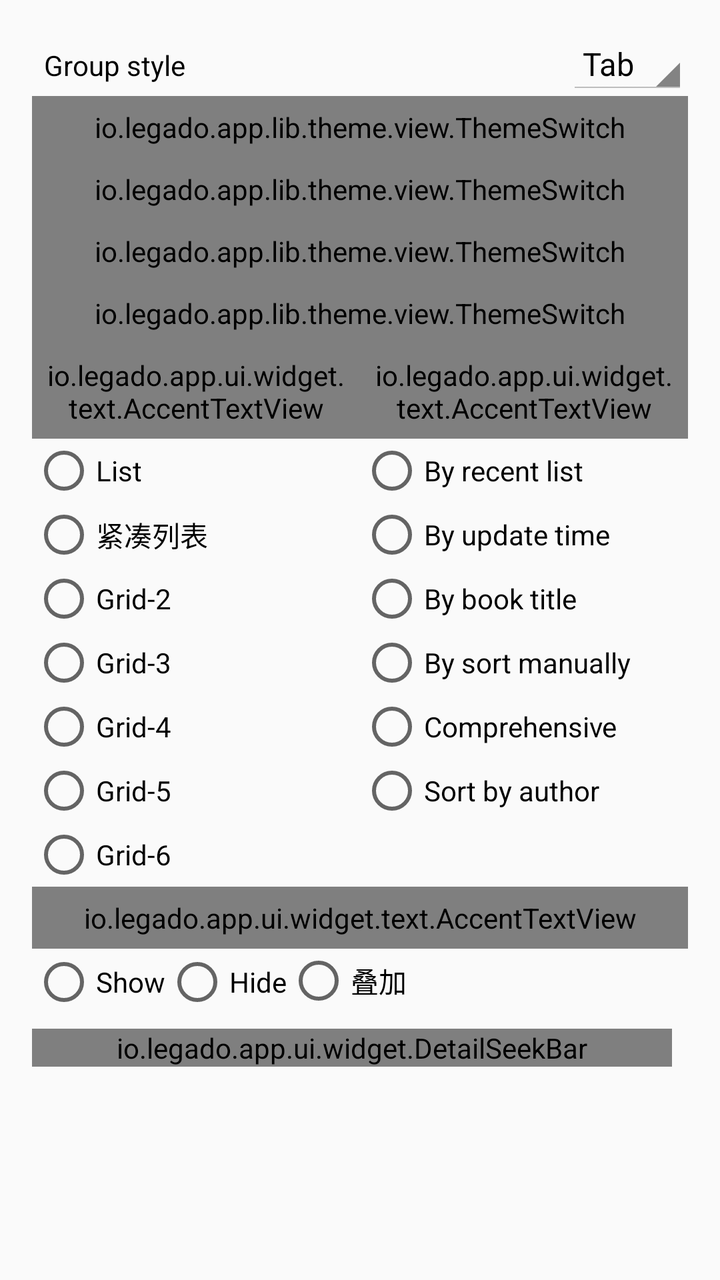
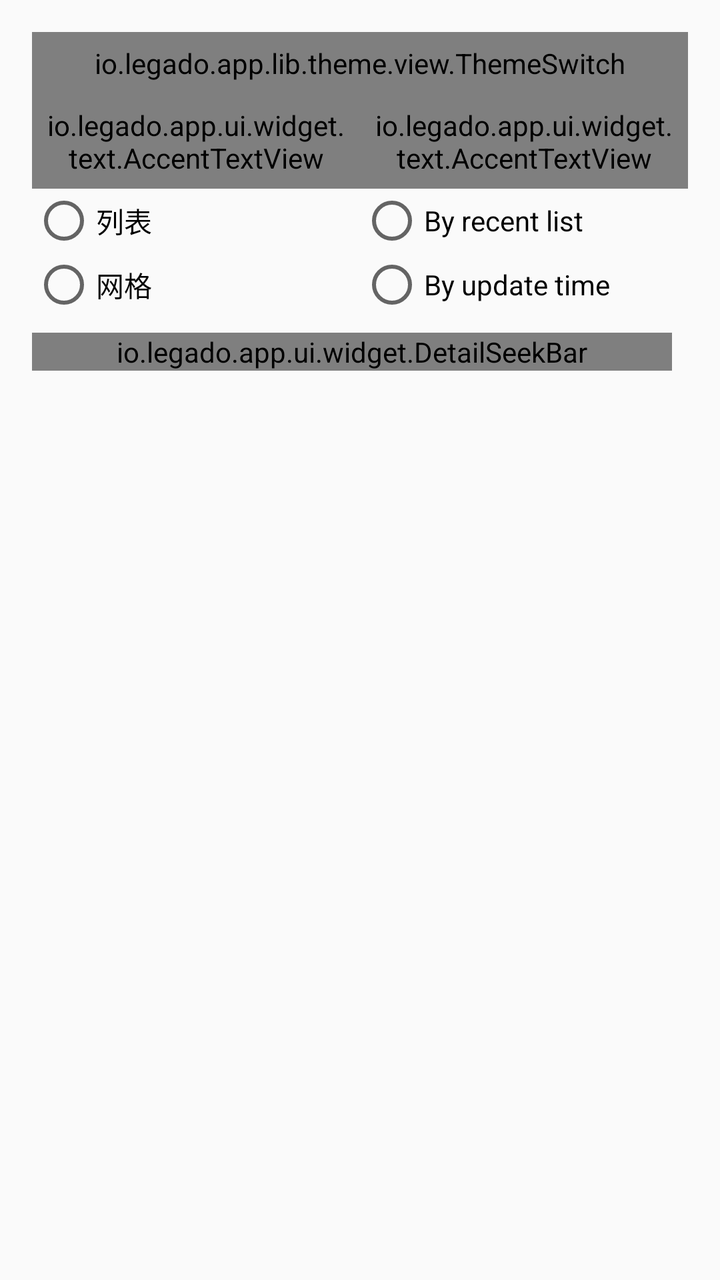

An Android layout rendered at two revisions. The XML below is the earlier revision; the diff shows what the commit changed to produce the second picture.
<!-- AndroidManifest.xml: application theme AppTheme.Light -->
<!-- res/layout/dialog_bookshelf_config.xml -->
<?xml version="1.0" encoding="utf-8"?>
<androidx.core.widget.NestedScrollView xmlns:android="http://schemas.android.com/apk/res/android"
    xmlns:app="http://schemas.android.com/apk/res-auto"
    xmlns:tools="http://schemas.android.com/tools"
    android:layout_width="match_parent"
    android:layout_height="wrap_content">

    <androidx.constraintlayout.widget.ConstraintLayout
        android:layout_width="match_parent"
        android:layout_height="wrap_content"
        android:padding="16dp">

        <LinearLayout
            android:id="@+id/ll_group_style"
            android:layout_width="match_parent"
            android:layout_height="wrap_content"
            android:orientation="horizontal"
            app:layout_constraintTop_toTopOf="parent">

            <TextView
                android:layout_width="0dp"
                android:layout_height="wrap_content"
                android:layout_weight="1"
                android:padding="6dp"
                android:text="@string/group_style"
                android:textColor="@color/primaryText" />

            <androidx.appcompat.widget.AppCompatSpinner
                android:id="@+id/sp_group_style"
                android:layout_width="wrap_content"
                android:layout_height="wrap_content"
                android:entries="@array/group_style"
                android:theme="@style/Spinner"
                tools:ignore="TouchTargetSizeCheck" />

        </LinearLayout>

        <io.legado.app.lib.theme.view.ThemeSwitch
            android:id="@+id/sw_show_unread"
            android:layout_width="match_parent"
            android:layout_height="wrap_content"
            android:padding="6dp"
            android:text="@string/show_unread"
            app:layout_constraintTop_toBottomOf="@+id/ll_group_style"
            tools:ignore="TouchTargetSizeCheck" />

        <io.legado.app.lib.theme.view.ThemeSwitch
            android:id="@+id/sw_show_last_update_time"
            android:layout_width="match_parent"
            android:layout_height="wrap_content"
            android:padding="6dp"
            android:text="@string/show_last_update_time"
            app:layout_constraintTop_toBottomOf="@+id/sw_show_unread"
            tools:ignore="TouchTargetSizeCheck" />

        <io.legado.app.lib.theme.view.ThemeSwitch
            android:id="@+id/sw_show_wait_up_books"
            android:layout_width="match_parent"
            android:layout_height="wrap_content"
            android:padding="6dp"
            android:text="@string/show_wait_up_count"
            app:layout_constraintTop_toBottomOf="@+id/sw_show_last_update_time"
            tools:ignore="TouchTargetSizeCheck" />

        <io.legado.app.lib.theme.view.ThemeSwitch
            android:id="@+id/sw_show_bookshelf_fast_scroller"
            android:layout_width="match_parent"
            android:layout_height="wrap_content"
            android:padding="6dp"
            android:text="@string/show_bookshelf_fast_scroller"
            app:layout_constraintTop_toBottomOf="@+id/sw_show_wait_up_books"
            tools:ignore="TouchTargetSizeCheck" />

        <LinearLayout
            android:id="@+id/ll_layout"
            android:layout_width="0dp"
            android:layout_height="wrap_content"
            android:orientation="vertical"
            app:layout_constraintLeft_toLeftOf="parent"
            app:layout_constraintRight_toLeftOf="@+id/ll_sort"
            app:layout_constraintTop_toBottomOf="@+id/sw_show_bookshelf_fast_scroller">

            <io.legado.app.ui.widget.text.AccentTextView
                android:layout_width="match_parent"
                android:layout_height="match_parent"
                android:padding="6dp"
                android:text="@string/view"
                android:textSize="16sp" />

            <RadioGroup
                android:id="@+id/rg_layout"
                android:layout_width="match_parent"
                android:layout_height="wrap_content"
                android:orientation="vertical">

                <RadioButton
                    android:layout_width="match_parent"
                    android:layout_height="wrap_content"
                    android:text="@string/layout_list"
                    tools:ignore="TouchTargetSizeCheck" />

                <RadioButton
                    android:layout_width="match_parent"
                    android:layout_height="wrap_content"
                    android:text="@string/layout_list_compact"
                    tools:ignore="TouchTargetSizeCheck" />

                <RadioButton
                    android:layout_width="match_parent"
                    android:layout_height="wrap_content"
                    android:text="@string/layout_grid2"
                    tools:ignore="TouchTargetSizeCheck" />

                <RadioButton
                    android:layout_width="match_parent"
                    android:layout_height="wrap_content"
                    android:text="@string/layout_grid3"
                    tools:ignore="TouchTargetSizeCheck" />

                <RadioButton
                    android:layout_width="match_parent"
                    android:layout_height="wrap_content"
                    android:text="@string/layout_grid4"
                    tools:ignore="TouchTargetSizeCheck" />

                <RadioButton
                    android:layout_width="match_parent"
                    android:layout_height="wrap_content"
                    android:text="@string/layout_grid5"
                    tools:ignore="TouchTargetSizeCheck" />

                <RadioButton
                    android:layout_width="match_parent"
                    android:layout_height="wrap_content"
                    android:text="@string/layout_grid6"
                    tools:ignore="TouchTargetSizeCheck" />
            </RadioGroup>

        </LinearLayout>

        <LinearLayout
            android:id="@+id/ll_sort"
            android:layout_width="0dp"
            android:layout_height="wrap_content"
            android:orientation="vertical"
            app:layout_constraintLeft_toRightOf="@+id/ll_layout"
            app:layout_constraintRight_toRightOf="parent"
            app:layout_constraintTop_toBottomOf="@id/sw_show_bookshelf_fast_scroller">

            <io.legado.app.ui.widget.text.AccentTextView
                android:layout_width="match_parent"
                android:layout_height="match_parent"
                android:padding="6dp"
                android:text="@string/sort"
                android:textSize="16sp" />

            <RadioGroup
                android:id="@+id/rg_sort"
                android:layout_width="match_parent"
                android:layout_height="wrap_content"
                android:orientation="vertical">

                <RadioButton
                    android:layout_width="match_parent"
                    android:layout_height="wrap_content"
                    android:text="@string/bookshelf_px_0"
                    tools:ignore="TouchTargetSizeCheck" />

                <RadioButton
                    android:layout_width="match_parent"
                    android:layout_height="wrap_content"
                    android:text="@string/bookshelf_px_1"
                    tools:ignore="TouchTargetSizeCheck" />

                <RadioButton
                    android:layout_width="match_parent"
                    android:layout_height="wrap_content"
                    android:text="@string/bookshelf_px_2"
                    tools:ignore="TouchTargetSizeCheck" />

                <RadioButton
                    android:layout_width="match_parent"
                    android:layout_height="wrap_content"
                    android:text="@string/bookshelf_px_3"
                    tools:ignore="TouchTargetSizeCheck" />

                <RadioButton
                    android:layout_width="match_parent"
                    android:layout_height="wrap_content"
                    android:text="@string/bookshelf_px_4"
                    tools:ignore="TouchTargetSizeCheck" />

                <RadioButton
                    android:layout_width="match_parent"
                    android:layout_height="wrap_content"
                    android:text="@string/bookshelf_px_5"
                    tools:ignore="TouchTargetSizeCheck" />

            </RadioGroup>

        </LinearLayout>

        <LinearLayout
            android:id="@+id/book_name_choice"
            android:layout_width="match_parent"
            android:layout_height="match_parent"
            android:orientation="vertical"
            app:layout_constraintTop_toBottomOf="@+id/ll_layout">

            <io.legado.app.ui.widget.text.AccentTextView
                android:layout_width="match_parent"
                android:layout_height="match_parent"
                android:padding="6dp"
                android:text="@string/book_name"
                android:textSize="16sp" />

            <RadioGroup
                android:id="@+id/rgb_layout"
                android:layout_width="match_parent"
                android:layout_height="wrap_content"
                android:orientation="horizontal">

                <RadioButton
                    android:layout_width="wrap_content"
                    android:layout_height="wrap_content"
                    android:text="@string/show"
                    tools:ignore="TouchTargetSizeCheck" />

                <RadioButton
                    android:layout_width="wrap_content"
                    android:layout_height="wrap_content"
                    android:text="@string/hide"
                    tools:ignore="TouchTargetSizeCheck" />

                <RadioButton
                    android:layout_width="wrap_content"
                    android:layout_height="wrap_content"
                    android:text="@string/overlay"
                    tools:ignore="TouchTargetSizeCheck" />

            </RadioGroup>
        </LinearLayout>

        <io.legado.app.ui.widget.DetailSeekBar
            android:id="@+id/margin"
            android:layout_width="match_parent"
            android:layout_height="wrap_content"
            android:layout_marginTop="8dp"
            android:layout_marginEnd="8dp"
            app:layout_constraintBottom_toBottomOf="parent"
            app:layout_constraintTop_toBottomOf="@+id/book_name_choice"
            app:max="60"
            app:title="@string/margin" />

    </androidx.constraintlayout.widget.ConstraintLayout>
</androidx.core.widget.NestedScrollView>
<!-- resources referenced by this layout -->
<resources>
  <string-array name="group_style">
  		<item>Tab</item>
  		<item>Folder</item>
  	</string-array>
  <color name="primaryText">#000000</color>
  <string name="book_name">Title</string>
  <string name="bookshelf_px_0">By recent list</string>
  <string name="bookshelf_px_1">By update time</string>
  <string name="bookshelf_px_2">By book title</string>
  <string name="bookshelf_px_3">By sort manually</string>
  <string name="bookshelf_px_4">Comprehensive</string>
  <string name="bookshelf_px_5">Sort by author</string>
  <string name="group_style">Group style</string>
  <string name="hide">Hide</string>
  <string name="layout_grid2">Grid-2</string>
  <string name="layout_grid3">Grid-3</string>
  <string name="layout_grid4">Grid-4</string>
  <string name="layout_grid5">Grid-5</string>
  <string name="layout_grid6">Grid-6</string>
  <string name="layout_list">List</string>
  <string name="layout_list_compact">紧凑列表</string>
  <string name="margin">间距</string>
  <string name="overlay">叠加</string>
  <string name="show">Show</string>
  <string name="show_bookshelf_fast_scroller">Show quick scroll bar</string>
  <string name="show_last_update_time">Show last updated time</string>
  <string name="show_unread">Show unread flag</string>
  <string name="show_wait_up_count">Display the number of pending updates</string>
  <string name="sort">Sort</string>
  <string name="view">View</string>
  <style name="Spinner" parent="android:Theme.Holo.Light" />
  
      //**********System Style******************//
  <style name="AppTheme.Light" parent="Base.AppTheme">
          <item name="actionBarStyle">@style/AppTheme.AppBarOverlay.Light</item>
      </style>
  <style name="Base.AppTheme" parent="Theme.AppCompat.DayNight.NoActionBar">
          <item name="colorPrimary">@color/primary</item>
          <item name="colorPrimaryDark">@color/primaryDark</item>
          <item name="colorAccent">@color/accent</item>
          <item name="actionOverflowMenuStyle">@style/Style.PopupMenu</item>
          <item name="android:itemTextAppearance">@style/Style.MenuItemText</item>
          <item name="android:popupMenuStyle">@style/Style.PopupMenu</item>
          <item name="android:statusBarColor">@color/transparent</item>
          <item name="android:windowDrawsSystemBarBackgrounds">true</item>
      </style>
  <style name="AppTheme.AppBarOverlay.Light" parent="ThemeOverlay.AppCompat.Light">
          <item name="colorAccent">@color/md_grey_900</item>
      </style>
  <color name="primary">#FFFFFF</color>
  <color name="primaryDark">@color/md_light_blue_700</color>
  <color name="accent">#000000</color>
  <style name="Style.PopupMenu" parent="Widget.AppCompat.PopupMenu">
          <item name="android:popupBackground">@drawable/bg_popup_menu</item>
      </style>
  <style name="Style.MenuItemText" parent="@android:style/TextAppearance.Widget.IconMenu.Item">
          <item name="android:textColor">@color/menu_color_default</item>
          <item name="android:textSize">16sp</item>
      </style>
  <color name="transparent">#00000000</color>
  <color name="md_grey_900">#212121</color>
  <color name="md_light_blue_700">#0288D1</color>
  <!-- drawable bg_popup_menu (drawable) -->
  <?xml version="1.0" encoding="utf-8"?>
  <shape xmlns:android="http://schemas.android.com/apk/res/android"
         android:shape="rectangle">
  
      <solid android:color="@color/background_menu"/>
  
      <corners android:radius="2dp"/>
  
  </shape>
  <color name="menu_color_default">#000000</color>
  <color name="background_menu">@color/md_grey_200</color>
  <color name="md_grey_200">#EEEEEE</color>
</resources>

<!-- the commit's change to res/layout/dialog_bookshelf_config.xml (unified diff, before → after) -->
@@ -10,11 +10,13 @@
         android:layout_height="wrap_content"
         android:padding="16dp">
 
+        
         <LinearLayout
             android:id="@+id/ll_group_style"
             android:layout_width="match_parent"
             android:layout_height="wrap_content"
             android:orientation="horizontal"
+            android:visibility="gone"
             app:layout_constraintTop_toTopOf="parent">
 
             <TextView
@@ -35,6 +37,7 @@
 
         </LinearLayout>
 
+        
         <io.legado.app.lib.theme.view.ThemeSwitch
             android:id="@+id/sw_show_unread"
             android:layout_width="match_parent"
@@ -44,33 +47,40 @@
             app:layout_constraintTop_toBottomOf="@+id/ll_group_style"
             tools:ignore="TouchTargetSizeCheck" />
 
+        
         <io.legado.app.lib.theme.view.ThemeSwitch
             android:id="@+id/sw_show_last_update_time"
             android:layout_width="match_parent"
             android:layout_height="wrap_content"
             android:padding="6dp"
             android:text="@string/show_last_update_time"
+            android:visibility="gone"
             app:layout_constraintTop_toBottomOf="@+id/sw_show_unread"
             tools:ignore="TouchTargetSizeCheck" />
 
+        
         <io.legado.app.lib.theme.view.ThemeSwitch
             android:id="@+id/sw_show_wait_up_books"
             android:layout_width="match_parent"
             android:layout_height="wrap_content"
             android:padding="6dp"
             android:text="@string/show_wait_up_count"
+            android:visibility="gone"
             app:layout_constraintTop_toBottomOf="@+id/sw_show_last_update_time"
             tools:ignore="TouchTargetSizeCheck" />
 
+        
         <io.legado.app.lib.theme.view.ThemeSwitch
             android:id="@+id/sw_show_bookshelf_fast_scroller"
             android:layout_width="match_parent"
             android:layout_height="wrap_content"
             android:padding="6dp"
             android:text="@string/show_bookshelf_fast_scroller"
+            android:visibility="gone"
             app:layout_constraintTop_toBottomOf="@+id/sw_show_wait_up_books"
             tools:ignore="TouchTargetSizeCheck" />
 
+        
         <LinearLayout
             android:id="@+id/ll_layout"
             android:layout_width="0dp"
@@ -93,51 +103,65 @@
                 android:layout_height="wrap_content"
                 android:orientation="vertical">
 
-                <RadioButton
-                    android:layout_width="match_parent"
-                    android:layout_height="wrap_content"
-                    android:text="@string/layout_list"
-                    tools:ignore="TouchTargetSizeCheck" />
-
+                
+                <RadioButton
+                    android:layout_width="match_parent"
+                    android:layout_height="wrap_content"
+                    android:text="列表"
+                    tools:ignore="TouchTargetSizeCheck" />
+
+                
                 <RadioButton
                     android:layout_width="match_parent"
                     android:layout_height="wrap_content"
                     android:text="@string/layout_list_compact"
-                    tools:ignore="TouchTargetSizeCheck" />
-
-                <RadioButton
-                    android:layout_width="match_parent"
-                    android:layout_height="wrap_content"
-                    android:text="@string/layout_grid2"
-                    tools:ignore="TouchTargetSizeCheck" />
-
+                    android:visibility="gone"
+                    tools:ignore="TouchTargetSizeCheck" />
+
+                
+                <RadioButton
+                    android:layout_width="match_parent"
+                    android:layout_height="wrap_content"
+                    android:text="网格"
+                    tools:ignore="TouchTargetSizeCheck" />
+
+                
                 <RadioButton
                     android:layout_width="match_parent"
                     android:layout_height="wrap_content"
                     android:text="@string/layout_grid3"
-                    tools:ignore="TouchTargetSizeCheck" />
-
+                    android:visibility="gone"
+                    tools:ignore="TouchTargetSizeCheck" />
+
+                
                 <RadioButton
                     android:layout_width="match_parent"
                     android:layout_height="wrap_content"
                     android:text="@string/layout_grid4"
-                    tools:ignore="TouchTargetSizeCheck" />
-
+                    android:visibility="gone"
+                    tools:ignore="TouchTargetSizeCheck" />
+
+                
                 <RadioButton
                     android:layout_width="match_parent"
                     android:layout_height="wrap_content"
                     android:text="@string/layout_grid5"
-                    tools:ignore="TouchTargetSizeCheck" />
-
+                    android:visibility="gone"
+                    tools:ignore="TouchTargetSizeCheck" />
+
+                
                 <RadioButton
                     android:layout_width="match_parent"
                     android:layout_height="wrap_content"
                     android:text="@string/layout_grid6"
-                    tools:ignore="TouchTargetSizeCheck" />
+                    android:visibility="gone"
+                    tools:ignore="TouchTargetSizeCheck" />
+
             </RadioGroup>
 
         </LinearLayout>
 
+        
         <LinearLayout
             android:id="@+id/ll_sort"
             android:layout_width="0dp"
@@ -160,51 +184,63 @@
                 android:layout_height="wrap_content"
                 android:orientation="vertical">
 
+                
                 <RadioButton
                     android:layout_width="match_parent"
                     android:layout_height="wrap_content"
                     android:text="@string/bookshelf_px_0"
                     tools:ignore="TouchTargetSizeCheck" />
 
+                
                 <RadioButton
                     android:layout_width="match_parent"
                     android:layout_height="wrap_content"
                     android:text="@string/bookshelf_px_1"
                     tools:ignore="TouchTargetSizeCheck" />
 
+                
                 <RadioButton
                     android:layout_width="match_parent"
                     android:layout_height="wrap_content"
                     android:text="@string/bookshelf_px_2"
-                    tools:ignore="TouchTargetSizeCheck" />
-
+                    android:visibility="gone"
+                    tools:ignore="TouchTargetSizeCheck" />
+
+                
                 <RadioButton
                     android:layout_width="match_parent"
                     android:layout_height="wrap_content"
                     android:text="@string/bookshelf_px_3"
-                    tools:ignore="TouchTargetSizeCheck" />
-
+                    android:visibility="gone"
+                    tools:ignore="TouchTargetSizeCheck" />
+
+                
                 <RadioButton
                     android:layout_width="match_parent"
                     android:layout_height="wrap_content"
                     android:text="@string/bookshelf_px_4"
-                    tools:ignore="TouchTargetSizeCheck" />
-
+                    android:visibility="gone"
+                    tools:ignore="TouchTargetSizeCheck" />
+
+                
                 <RadioButton
                     android:layout_width="match_parent"
                     android:layout_height="wrap_content"
                     android:text="@string/bookshelf_px_5"
+                    android:visibility="gone"
                     tools:ignore="TouchTargetSizeCheck" />
 
             </RadioGroup>
 
         </LinearLayout>
 
+        
         <LinearLayout
             android:id="@+id/book_name_choice"
             android:layout_width="match_parent"
             android:layout_height="match_parent"
             android:orientation="vertical"
+            android:visibility="gone"
             app:layout_constraintTop_toBottomOf="@+id/ll_layout">
 
             <io.legado.app.ui.widget.text.AccentTextView
@@ -241,6 +277,7 @@
             </RadioGroup>
         </LinearLayout>
 
+        
         <io.legado.app.ui.widget.DetailSeekBar
             android:id="@+id/margin"
             android:layout_width="match_parent"
<!-- resource entries referenced after the edit -->
@@ -14,12 +14,10 @@
   <string name="bookshelf_px_5">Sort by author</string>
   <string name="group_style">Group style</string>
   <string name="hide">Hide</string>
-  <string name="layout_grid2">Grid-2</string>
   <string name="layout_grid3">Grid-3</string>
   <string name="layout_grid4">Grid-4</string>
   <string name="layout_grid5">Grid-5</string>
   <string name="layout_grid6">Grid-6</string>
-  <string name="layout_list">List</string>
   <string name="layout_list_compact">紧凑列表</string>
   <string name="margin">间距</string>
   <string name="overlay">叠加</string>
